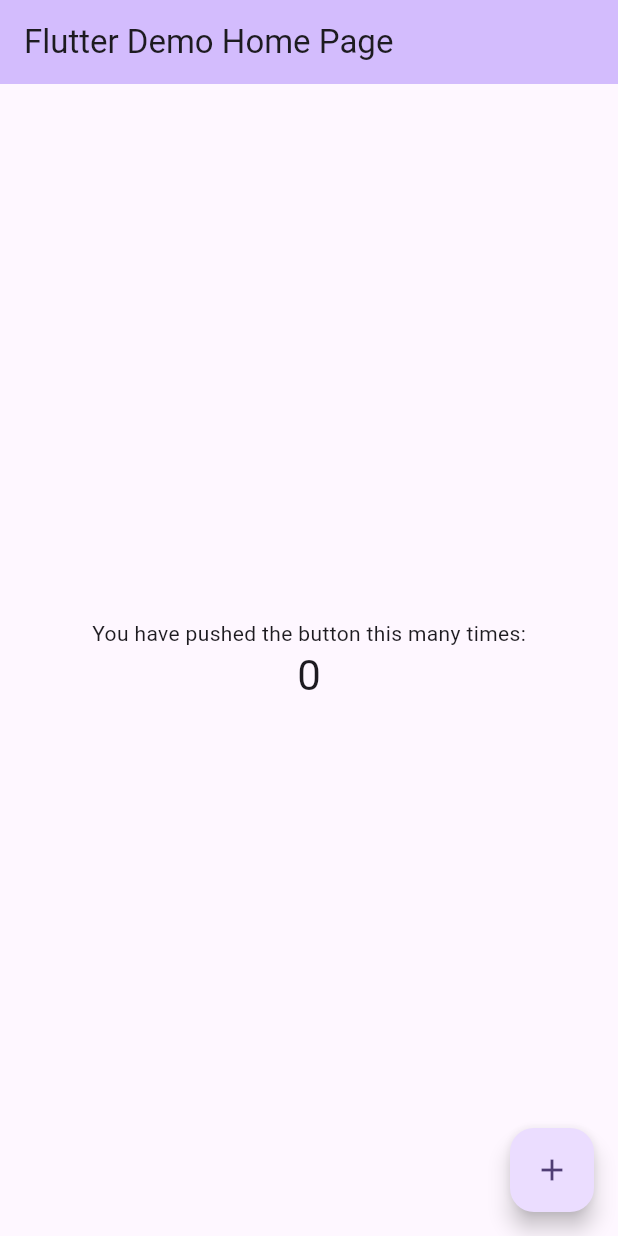
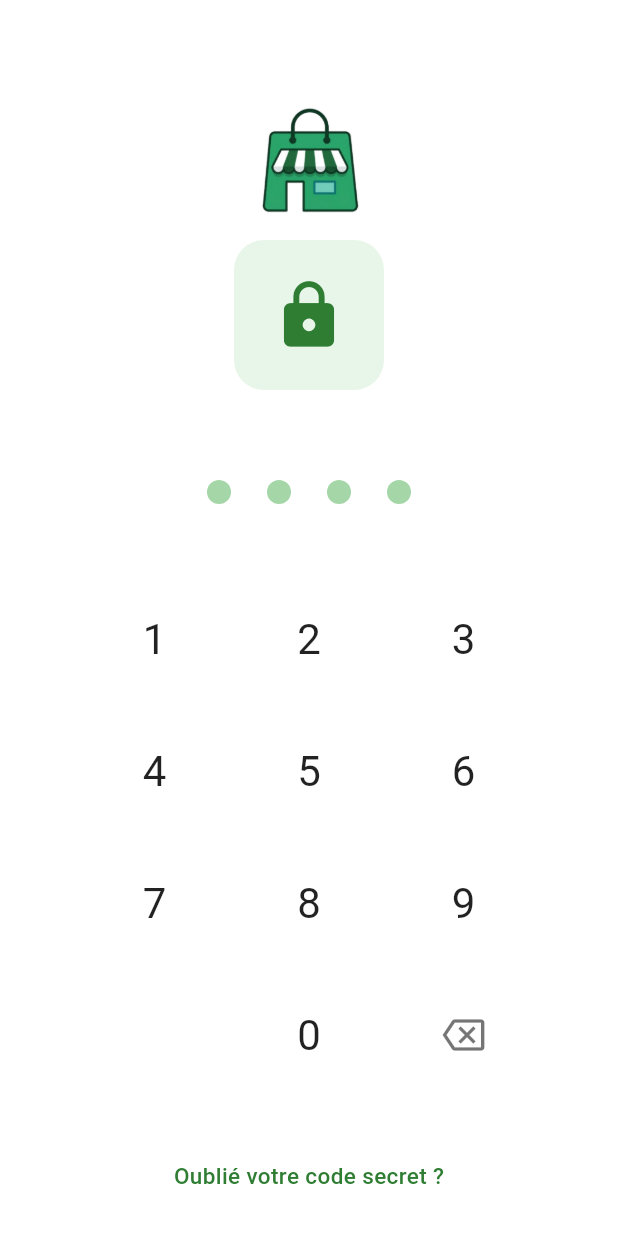
Before and after one commit to banikita/lecommercant, a Flutter app: the screen it shows after launch, on a phone screen of 412 x 824 dp. Run offline on Flutter 3.47's test engine with Material 3 defaults, Android fonts, the phone set to English and light mode, and no system bars.

Commit message:
mon message

```diff
--- /dev/null
+++ b/lib/login.dart
@@ -0,0 +1,245 @@
+import 'package:flutter/material.dart';
+
+void main() {
+  runApp(const MyApp());
+}
+
+
+class LoginPage extends StatelessWidget {
+  const LoginPage({super.key});
+
+  @override
+  Widget build(BuildContext context) {
+    return Scaffold(
+      body: Center(child: Text("Login Page")),
+    );
+  }
+}
+class MyApp extends StatelessWidget {
+  const MyApp({super.key});
+
+  @override
+  Widget build(BuildContext context) {
+    return const MaterialApp(
+      home: Scaffold(
+        body: Center(
+          child: Text("PIN SCREEN ACTIF"),
+        ),
+      ),
+    );
+  }
+}
+
+class PinScreen extends StatefulWidget {
+  const PinScreen({super.key});
+
+  @override
+  State<PinScreen> createState() => _PinScreenState();
+}
+
+class _PinScreenState extends State<PinScreen> {
+  String _pin = '';
+  final int _pinLength = 4;
+
+  void _onKeyPressed(String key) {
+    if (_pin.length < _pinLength) {
+      setState(() {
+        _pin += key;
+      });
+
+      if (_pin.length == _pinLength) {
+        _validatePin();
+      }
+    }
+  }
+
+  void _onDelete() {
+    if (_pin.isNotEmpty) {
+      setState(() {
+        _pin = _pin.substring(0, _pin.length - 1);
+      });
+    }
+  }
+
+  void _validatePin() {
+    if (_pin == '1234') {
+      ScaffoldMessenger.of(context).showSnackBar(
+        const SnackBar(
+          content: Text('Code correct !'),
+          backgroundColor: Color(0xFF2E7D32),
+        ),
+      );
+    } else {
+      ScaffoldMessenger.of(context).showSnackBar(
+        const SnackBar(
+          content: Text('Code incorrect, réessayez.'),
+          backgroundColor: Colors.red,
+        ),
+      );
+      setState(() {
+        _pin = '';
+      });
+    }
+  }
+
+  void _onForgotPin() {
+
+    showDialog(
+      context: context,
+      builder: (context) => AlertDialog(
+        title: const Text('Code oublié'),
+        content: const Text('Veuillez contacter le support.'),
+        actions: [
+          TextButton(
+            onPressed: () => Navigator.pop(context),
+            child: const Text('OK', style: TextStyle(color: Color(0xFF2E7D32))),
+          ),
+        ],
+      ),
+    );
+  }
+
+  @override
+  Widget build(BuildContext context) {
+    return Scaffold(
+      backgroundColor: Colors.white,
+      body: SafeArea(
+        child: Column(
+          children: [
+            const SizedBox(height: 60),
+
+            // ==============================
+            // REMPLACEZ ICI VOTRE LOGO
+            // ==============================
+            Image.asset(
+              'lib/assets/logo.png', // ← Mettez le chemin de votre logo
+              width: 100,
+              height: 100,
+            ),
+            // Si vous n'avez pas encore ajouté le logo dans assets,
+            // utilisez temporairement ce bloc à la place :
+            Container(
+               width: 100,
+              height: 100,
+               decoration: BoxDecoration(
+                 color: Color(0xFFE8F5E9),
+                 borderRadius: BorderRadius.circular(20),
+               ),
+               child: Icon(Icons.lock, size: 50, color: Color(0xFF2E7D32)),
+             ),
+
+            const SizedBox(height: 60),
+
+            // Indicateurs de points (PIN)
+            Row(
+              mainAxisAlignment: MainAxisAlignment.center,
+              children: List.generate(_pinLength, (index) {
+                return Container(
+                  margin: const EdgeInsets.symmetric(horizontal: 12),
+                  width: 16,
+                  height: 16,
+                  decoration: BoxDecoration(
+                    shape: BoxShape.circle,
+                    color: index < _pin.length
+                        ? const Color(0xFF2E7D32)      // Rempli = vert
+                        : const Color(0xFFA5D6A7),     // Vide = vert clair
+                  ),
+                );
+              }),
+            ),
+
+            const SizedBox(height: 50),
+
+          Expanded(
+  child: SingleChildScrollView(
+    child: Padding(
+      padding: const EdgeInsets.symmetric(horizontal: 40),
+      child: Column(
+        mainAxisAlignment: MainAxisAlignment.center,
+        children: [
+          _buildRow(['1', '2', '3']),
+          const SizedBox(height: 8),
+          _buildRow(['4', '5', '6']),
+          const SizedBox(height: 8),
+          _buildRow(['7', '8', '9']),
+          const SizedBox(height: 8),
+          _buildBottomRow(),
+        ],
+      ),
+    ),
+  ),
+),
+            // Lien "Oublié votre code secret ?"
+            GestureDetector(
+              onTap: _onForgotPin,
+              child: const Padding(
+                padding: EdgeInsets.only(bottom: 30),
+                child: Text(
+                  'Oublié votre code secret ?',
+                  style: TextStyle(
+                    color: Color(0xFF2E7D32),
+                    fontSize: 15,
+                    fontWeight: FontWeight.w500,
+                  ),
+                ),
+              ),
+            ),
+          ],
+        ),
+      ),
+    );
+  }
+
+  Widget _buildRow(List<String> keys) {
+    return Row(
+      mainAxisAlignment: MainAxisAlignment.spaceEvenly,
+      children: keys.map((key) => _buildKey(key)).toList(),
+    );
+  }
+
+  Widget _buildBottomRow() {
+    return Row(
+      mainAxisAlignment: MainAxisAlignment.spaceEvenly,
+      children: [
+        const SizedBox(width: 80, height: 80), // Espace vide à gauche
+        _buildKey('0'),
+        _buildDeleteKey(),
+      ],
+    );
+  }
+
+  Widget _buildKey(String value) {
+    return GestureDetector(
+      onTap: () => _onKeyPressed(value),
+      child: Container(
+        width: 80,
+        height: 80,
+        alignment: Alignment.center,
+        child: Text(
+          value,
+          style: const TextStyle(
+            fontSize: 28,
+            fontWeight: FontWeight.w400,
+            color: Colors.black87,
+          ),
+        ),
+      ),
+    );
+  }
+
+  Widget _buildDeleteKey() {
+    return GestureDetector(
+      onTap: _onDelete,
+      child: Container(
+        width: 80,
+        height: 80,
+        alignment: Alignment.center,
+        child: const Icon(
+          Icons.backspace_outlined,
+          size: 28,
+          color: Colors.black54,
+        ),
+      ),
+    );
+  }
+}
--- a/lib/main.dart
+++ b/lib/main.dart
@@ -1,4 +1,6 @@
 import 'package:flutter/material.dart';
+
+import 'login.dart';
 
 void main() {
   runApp(const MyApp());
@@ -7,34 +9,14 @@ void main() {
 class MyApp extends StatelessWidget {
   const MyApp({super.key});
 
-  // This widget is the root of your application.
   @override
   Widget build(BuildContext context) {
-    return MaterialApp(
-      title: 'Flutter Demo',
-      theme: ThemeData(
-        // This is the theme of your application.
-        //
-        // TRY THIS: Try running your application with "flutter run". You'll see
-        // the application has a purple toolbar. Then, without quitting the app,
-        // try changing the seedColor in the colorScheme below to Colors.green
-        // and then invoke "hot reload" (save your changes or press the "hot
-        // reload" button in a Flutter-supported IDE, or press "r" if you used
-        // the command line to start the app).
-        //
-        // Notice that the counter didn't reset back to zero; the application
-        // state is not lost during the reload. To reset the state, use hot
-        // restart instead.
-        //
-        // This works for code too, not just values: Most code changes can be
-        // tested with just a hot reload.
-        colorScheme: .fromSeed(seedColor: Colors.deepPurple),
-      ),
-      home: const MyHomePage(title: 'Flutter Demo Home Page'),
+    return const MaterialApp(
+      debugShowCheckedModeBanner: false,
+      home: const PinScreen(),
     );
   }
 }
-
 class MyHomePage extends StatefulWidget {
   const MyHomePage({super.key, required this.title});
 
@@ -85,33 +67,29 @@ class _MyHomePageState extends State<MyHomePage> {
         // the App.build method, and use it to set our appbar title.
         title: Text(widget.title),
       ),
-      body: Center(
-        // Center is a layout widget. It takes a single child and positions it
-        // in the middle of the parent.
-        child: Column(
-          // Column is also a layout widget. It takes a list of children and
-          // arranges them vertically. By default, it sizes itself to fit its
-          // children horizontally, and tries to be as tall as its parent.
-          //
-          // Column has various properties to control how it sizes itself and
-          // how it positions its children. Here we use mainAxisAlignment to
-          // center the children vertically; the main axis here is the vertical
-          // axis because Columns are vertical (the cross axis would be
-          // horizontal).
-          //
-          // TRY THIS: Invoke "debug painting" (choose the "Toggle Debug Paint"
-          // action in the IDE, or press "p" in the console), to see the
-          // wireframe for each widget.
-          mainAxisAlignment: .center,
-          children: [
-            const Text('You have pushed the button this many times:'),
-            Text(
-              '$_counter',
-              style: Theme.of(context).textTheme.headlineMedium,
-            ),
-          ],
+     body: Stack(
+  children: [
+    // Image de fond
+    Positioned.fill(
+      child: Image.asset(
+        "lib/assets/logo.png", // ← Mettez le chemin de votre image de fond
+        fit: BoxFit.cover,
+      ),
+    ),
+
+    // Texte au centre
+    Center(
+      child: Text(
+        "Bienvenue 👋",
+        style: TextStyle(
+          color: Colors.white,
+          fontSize: 30,
+          fontWeight: FontWeight.bold,
         ),
       ),
+    ),
+  ],
+),
       floatingActionButton: FloatingActionButton(
         onPressed: _incrementCounter,
         tooltip: 'Increment',
--- a/pubspec.yaml
+++ b/pubspec.yaml
@@ -51,7 +51,8 @@ dev_dependencies:
 
 # The following section is specific to Flutter packages.
 flutter:
-
+  assets:
+    - lib/assets/logo.png
   # The following line ensures that the Material Icons font is
   # included with your application, so that you can use the icons in
   # the material Icons class.
```
Also changed, not shown: lib/assets/logo.png (added).
